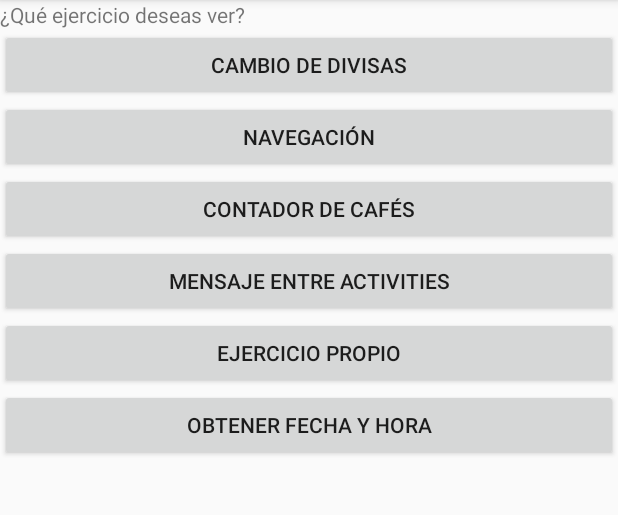
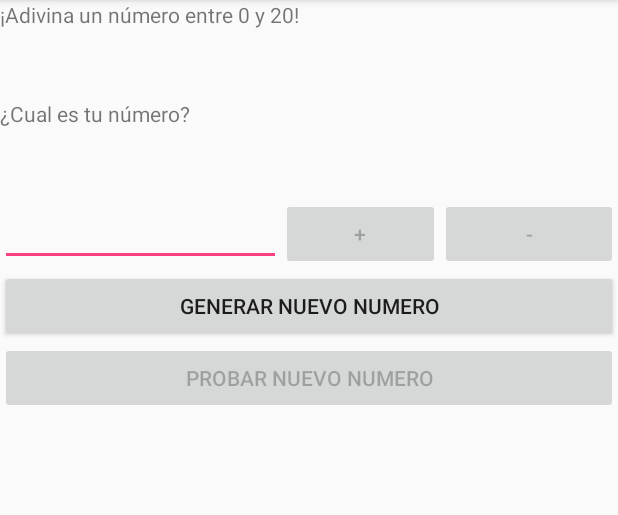
Before and after one commit to Beelzenef/app4en1, an Android app: the screen it shows after launch (InicioActivity before the commit, AdivinarNumeroActivity after it), after a tap on "EJERCICIO PROPIO", on a phone screen of 412 x 824 dp, the part 84-599 px from its top. Run offline under Robolectric (Android 15) with nearby library versions, the phone set to English and light mode, and no system bars.

Commit message:
adivina numero + docs

```diff
--- a/app/src/main/AndroidManifest.xml
+++ b/app/src/main/AndroidManifest.xml
@@ -26,6 +26,8 @@
         </activity>
         <activity android:name=".EJ_EnviarMensaje.RecibirMensajeActivity">
         </activity>
+        <activity android:name=".EJ_AdivinarNumero.AdivinarNumeroActivity">
+        </activity>
     </application>
 
 </manifest>
--- /dev/null
+++ b/app/src/main/java/com/example/fechayhora/EJ_AdivinarNumero/AdivinarNumeroActivity.java
@@ -0,0 +1,117 @@
+package com.example.fechayhora.EJ_AdivinarNumero;
+
+import android.support.v7.app.AppCompatActivity;
+import android.os.Bundle;
+import android.view.View;
+import android.widget.Button;
+import android.widget.EditText;
+import android.widget.TextView;
+
+import com.example.fechayhora.R;
+
+import java.util.Random;
+
+public class AdivinarNumeroActivity extends AppCompatActivity {
+
+    // Instancias a utilizar
+    private EditText edT_nuevoPrueba;
+    private TextView txtV_Pistas;
+    private Button btn_NumeroSuperior;
+    private Button btn_NumeroInferior;
+    private Button btn_GenerarNumero;
+    private Button btn_ProbarNumero;
+
+    private Random dado;
+
+    private int numeroGenerado;
+
+    @Override
+    protected void onCreate(Bundle savedInstanceState) {
+        super.onCreate(savedInstanceState);
+        setContentView(R.layout.activity_adivinar_numero);
+
+        // Identificando vistas
+        edT_nuevoPrueba = (EditText) findViewById(R.id.edT_NumeroAProbar);
+        txtV_Pistas = (TextView) findViewById(R.id.txtV_Pistas);
+        btn_NumeroInferior = (Button) findViewById(R.id.btn_NumeroInferior);
+        btn_NumeroSuperior = (Button) findViewById(R.id.btn_NumeroSuperior);
+        btn_GenerarNumero = (Button) findViewById(R.id.btn_GenerarNuevoNumero);
+        btn_ProbarNumero = (Button) findViewById(R.id.btn_ProbarNumero);
+
+        // Inicializando
+        numeroGenerado = 0;
+        dado = new Random();
+
+    }
+
+    public void manageOnClick(View v)
+    {
+        switch (v.getId())
+        {
+            case R.id.btn_NumeroInferior:
+                disminuirNum(Integer.parseInt(edT_nuevoPrueba.getText().toString()));
+                break;
+            case R.id.btn_NumeroSuperior:
+                aumentarNum(Integer.parseInt(edT_nuevoPrueba.getText().toString()));
+                break;
+            case R.id.btn_GenerarNuevoNumero:
+                generarNuevoNumero();
+                btn_GenerarNumero.setEnabled(false);
+                break;
+            case R.id.btn_ProbarNumero:
+                comprobarNumero(Integer.parseInt(edT_nuevoPrueba.getText().toString()));
+                break;
+        }
+    }
+
+    private void aumentarNum(int num)
+    {
+        num++;
+        edT_nuevoPrueba.setText(Integer.toString(num));
+    }
+
+    private void disminuirNum(int num)
+    {
+        num--;
+        edT_nuevoPrueba.setText(Integer.toString(num));
+    }
+
+    private void comprobarNumero(int probandoNum)
+    {
+        if (probandoNum == numeroGenerado)
+        {
+            txtV_Pistas.setText("¡Has acertado!");
+            deshabilitarBotones();
+            btn_GenerarNumero.setEnabled(true);
+        }
+        if (probandoNum > numeroGenerado)
+        {
+            txtV_Pistas.setText("¡El número secreto es menor!");
+        }
+        if (probandoNum < numeroGenerado)
+        {
+            txtV_Pistas.setText("El número secreto es mayor!");
+        }
+    }
+
+    private void generarNuevoNumero()
+    {
+        numeroGenerado = dado.nextInt(21);
+        habilitarBotones();
+        txtV_Pistas.setText("¡Nuevo número generado!");
+    }
+
+    private void habilitarBotones()
+    {
+        btn_NumeroSuperior.setEnabled(true);
+        btn_NumeroInferior.setEnabled(true);
+        btn_ProbarNumero.setEnabled(true);
+    }
+
+    private void deshabilitarBotones()
+    {
+        btn_NumeroSuperior.setEnabled(false);
+        btn_NumeroInferior.setEnabled(false);
+        btn_ProbarNumero.setEnabled(false);
+    }
+}
--- a/app/src/main/java/com/example/fechayhora/InicioActivity.java
+++ b/app/src/main/java/com/example/fechayhora/InicioActivity.java
@@ -5,6 +5,7 @@ import android.support.v7.app.AppCompatActivity;
 import android.os.Bundle;
 import android.view.View;
 
+import com.example.fechayhora.EJ_AdivinarNumero.AdivinarNumeroActivity;
 import com.example.fechayhora.EJ_Cafeses.ContadorCafesActivity;
 import com.example.fechayhora.EJ_Divisas.DivisasActivity;
 import com.example.fechayhora.EJ_EnviarMensaje.EnviarMensajeActivity;
@@ -49,6 +50,8 @@ public class InicioActivity extends AppCompatActivity {
                 break;
             // Ejercicio propio
             case R.id.btn_Ejercicio5:
+                unIntent = new Intent(InicioActivity.this, AdivinarNumeroActivity.class);
+                startActivity(unIntent);
                 break;
             // Mostrar fecha y hora
             case R.id.btn_Ejercicio6:
--- /dev/null
+++ b/app/src/main/res/layout/activity_adivinar_numero.xml
@@ -0,0 +1,74 @@
+<?xml version="1.0" encoding="utf-8"?>
+<LinearLayout xmlns:android="http://schemas.android.com/apk/res/android"
+              xmlns:app="http://schemas.android.com/apk/res-auto"
+              xmlns:tools="http://schemas.android.com/tools"
+              android:layout_width="match_parent"
+              android:layout_height="match_parent"
+              android:orientation="vertical"
+              android:weightSum="1"
+              tools:context="com.example.fechayhora.EJ_AdivinarNumero.AdivinarNumeroActivity">
+
+    <TextView
+        android:layout_width="match_parent"
+        android:layout_height="wrap_content"
+        android:layout_weight="0.08"
+        android:text="@string/txtV_AdivinaNumero"/>
+
+    <TextView
+        android:id="@+id/txtV_Pistas"
+        android:layout_width="match_parent"
+        android:layout_height="wrap_content"
+        android:layout_weight="0.08"
+        android:text="@string/txtV_Pistas"/>
+
+    <LinearLayout
+        android:layout_width="match_parent"
+        android:layout_height="wrap_content"
+        android:orientation="horizontal">
+
+        <EditText
+            android:id="@+id/edT_NumeroAProbar"
+            android:layout_width="187dp"
+            android:layout_height="wrap_content"
+            android:inputType="number"/>
+
+        <LinearLayout
+            android:layout_width="match_parent"
+            android:layout_height="wrap_content">
+
+            <Button
+                android:id="@+id/btn_NumeroSuperior"
+                android:layout_width="106dp"
+                android:layout_height="wrap_content"
+                android:enabled="false"
+                android:onClick="manageOnClick"
+                android:text="@string/btn_NumeroSuperior"/>
+
+            <Button
+                android:id="@+id/btn_NumeroInferior"
+                android:layout_width="match_parent"
+                android:layout_height="wrap_content"
+                android:enabled="false"
+                android:onClick="manageOnClick"
+                android:text="-"/>
+
+        </LinearLayout>
+
+    </LinearLayout>
+
+    <Button
+        android:id="@+id/btn_GenerarNuevoNumero"
+        android:layout_width="match_parent"
+        android:layout_height="wrap_content"
+        android:onClick="manageOnClick"
+        android:text="@string/btn_GenerarNuevoNumero"/>
+
+    <Button
+        android:id="@+id/btn_ProbarNumero"
+        android:layout_width="match_parent"
+        android:layout_height="wrap_content"
+        android:enabled="false"
+        android:onClick="manageOnClick"
+        android:text="@string/btn_ProbarNumero"/>
+
+</LinearLayout>
--- a/app/src/main/res/values/strings.xml
+++ b/app/src/main/res/values/strings.xml
@@ -40,4 +40,12 @@
     <string name="txtV_WebAVisitar">¿Que web deseas visitar?</string>
     <string name="btn_VisitarPagina">Visitar pagina</string>
     <string name="btn_VisitarPaginaWebView">Visitar pagina con WebView</string>
+
+    <!-- Adivinar numero -->
+    <string name="btn_NumeroSuperior">+</string>
+    <string name="btn_NumeroInferior">-</string>
+    <string name="btn_ProbarNumero">Probar nuevo numero</string>
+    <string name="btn_GenerarNuevoNumero">Generar nuevo numero</string>
+    <string name="txtV_AdivinaNumero">¡Adivina un número entre 0 y 20!</string>
+    <string name="txtV_Pistas">¿Cual es tu número?</string>
 </resources>
```
Also changed, not shown: 1 other file.
